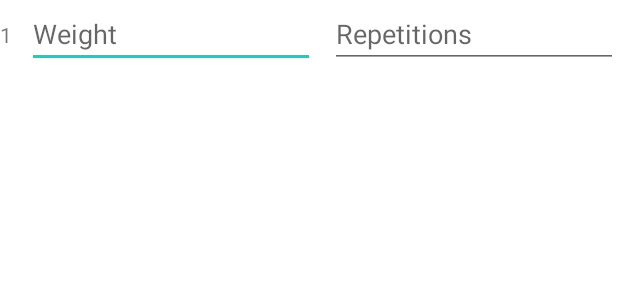
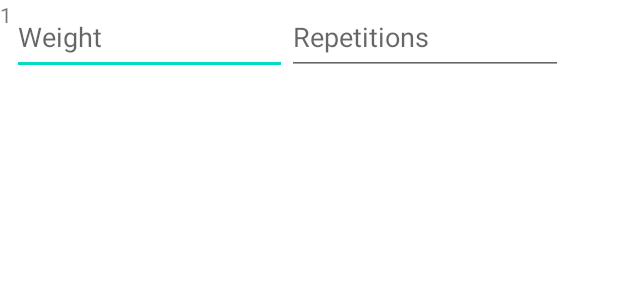
Before and after one commit to dksmth/Move, an Android app: the layout item_sets.xml on its own in the app's theme, with its tools: preview values and no code run, on a phone screen of 412 x 824 dp. Shown: the top 300 px of the screen. Run offline under Robolectric (Android 15) with nearby library versions, the phone set to English and light mode, and no system bars; network calls fail.

```diff
--- a/app/src/main/res/layout/item_sets.xml
+++ b/app/src/main/res/layout/item_sets.xml
@@ -3,7 +3,8 @@
     xmlns:app="http://schemas.android.com/apk/res-auto"
     xmlns:tools="http://schemas.android.com/tools"
     android:layout_width="match_parent"
-    android:layout_height="wrap_content"
+    android:layout_height="50dp"
+    android:minHeight="50dp"
     app:layout_constraintHeight_percent="0.2">
 
 
@@ -12,6 +13,7 @@
         android:layout_width="wrap_content"
         android:layout_height="match_parent"
         android:text="@string/numberOfSets"
+        app:layout_constraintHorizontal_weight="1"
         app:layout_constraintBottom_toBottomOf="parent"
         app:layout_constraintStart_toStartOf="parent"
         app:layout_constraintTop_toTopOf="parent" />
@@ -19,14 +21,15 @@
     <EditText
         android:id="@+id/etWeight"
         android:layout_width="0dp"
-        android:layout_height="wrap_content"
-        android:layout_marginStart="10dp"
-        android:layout_marginEnd="10dp"
+        android:layout_height="match_parent"
         android:ems="10"
         android:hint="@string/edittextWeightHint"
         android:inputType="numberDecimal"
         app:layout_constraintBottom_toBottomOf="parent"
-        app:layout_constraintEnd_toStartOf="@id/etReps"
+        app:layout_constraintEnd_toStartOf="@+id/etReps"
+        app:layout_constraintHorizontal_bias="0.5"
+        app:layout_constraintHorizontal_chainStyle="spread"
+        app:layout_constraintHorizontal_weight="4"
         app:layout_constraintStart_toEndOf="@+id/tvNumberOfSets"
         app:layout_constraintTop_toTopOf="parent" />
 
@@ -37,8 +40,24 @@
         android:ems="10"
         android:hint="@string/edittextRepsHint"
         android:inputType="number"
+        app:layout_constraintBottom_toBottomOf="parent"
+        app:layout_constraintEnd_toStartOf="@+id/btDeleteSet"
+        app:layout_constraintHorizontal_bias="0.5"
+        app:layout_constraintHorizontal_weight="4"
+        app:layout_constraintStart_toEndOf="@+id/etWeight"
+        app:layout_constraintTop_toTopOf="parent" />
+
+    <Button
+        android:id="@+id/btDeleteSet"
+        style="@style/Widget.AppCompat.Button.Borderless"
+        android:layout_width="0dp"
+        android:layout_height="match_parent"
         app:layout_constraintEnd_toEndOf="parent"
-        app:layout_constraintStart_toEndOf="@+id/etWeight" />
+        app:layout_constraintHorizontal_bias="0.5"
+        app:layout_constraintHorizontal_weight="0.8"
+        app:layout_constraintStart_toEndOf="@+id/etReps"
+        app:layout_constraintTop_toBottomOf="parent"
+        app:layout_constraintTop_toTopOf="parent" />
 
 
 </androidx.constraintlayout.widget.ConstraintLayout>
--- a/app/src/main/res/menu/menu_main.xml
+++ b/app/src/main/res/menu/menu_main.xml
@@ -4,12 +4,10 @@
 
     <item
         android:id="@+id/exerciseListFragment"
-        android:icon="@mipmap/smth"
         android:title="@string/exercisesBottomNavigatonLabel" />
 
     <item
         android:id="@+id/workoutFragment"
-        android:icon="@mipmap/smth"
         android:title="@string/workoutBottomNavigationLabel" />
 
 </menu>
```
Also changed, not shown: app/src/main/java/com/example/move/adapters/BlockAdapter.kt (+19 -25 lines), app/src/main/java/com/example/move/adapters/SetAdapter.kt (+25 -29 lines), app/src/main/java/com/example/move/ui/fragments/WorkoutFragment.kt (+8 -3 lines), app/src/main/java/com/example/move/ui/viewmodels/WorkoutViewModel.kt (+15 -15 lines).
